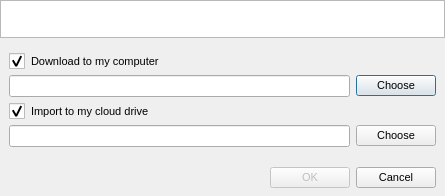
First picture: the form in src/MEGASync/gui/win/ImportMegaLinksDialog.ui, repository meganz/MEGAsync, before the edit.
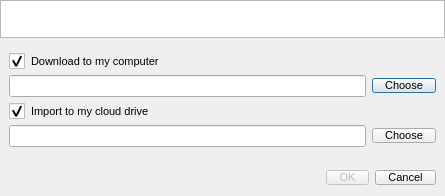
Second picture: the form after the edit.

Commit message: Fix scale issues for pushbuttons

Diff of the .ui file:
```diff
--- a/src/MEGASync/gui/win/ImportMegaLinksDialog.ui
+++ b/src/MEGASync/gui/win/ImportMegaLinksDialog.ui
@@ -51,6 +51,11 @@
 height: 16px;
 }
 
+QPushButton
+{
+    padding-right: 12px;
+    padding-left: 12px;
+}
 </string>
   </property>
   <layout class="QVBoxLayout" name="verticalLayout" stretch="1,0">
```
